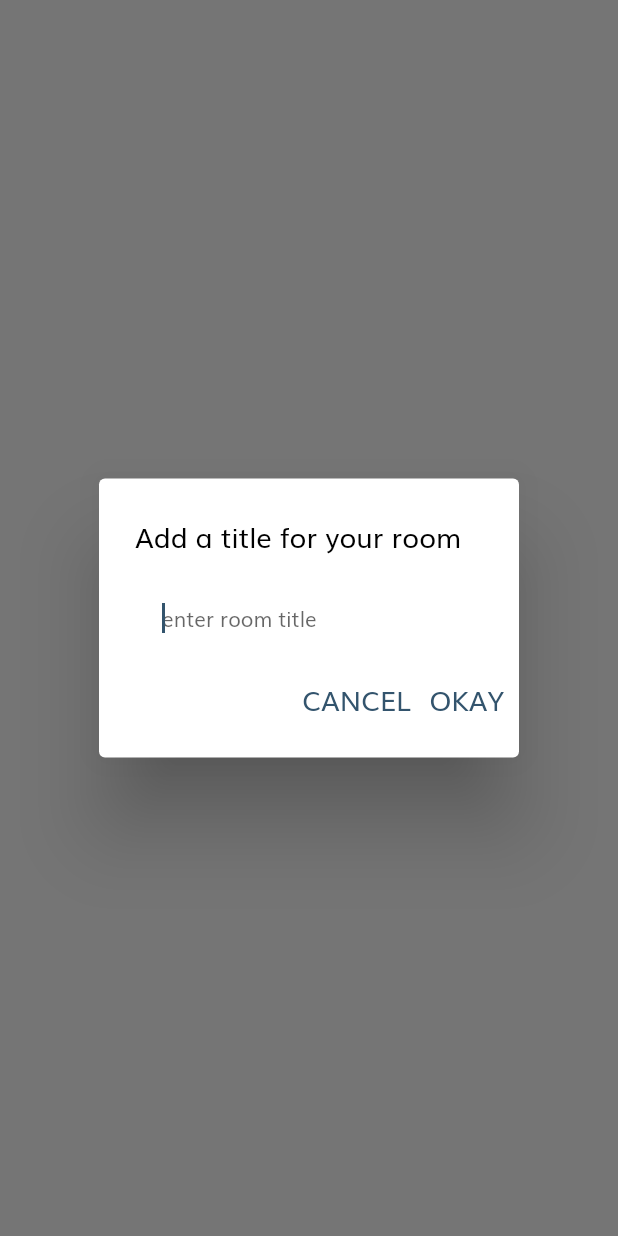
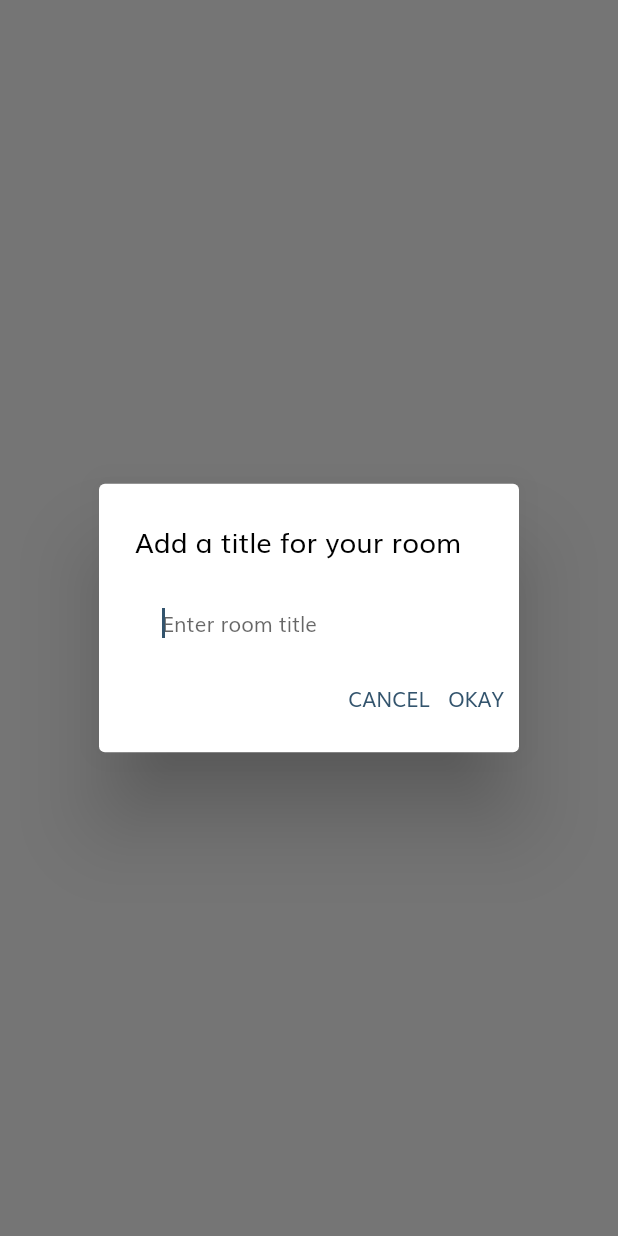
Before and after one commit to freddysundowner/notifications, a Flutter app: what showAddTitleDialog() shows on an empty page, opened directly, on a phone screen of 412 x 824 dp. Run offline on Flutter 3.47's test engine with Material 2 defaults, Android fonts, the phone set to English and light mode, and no system bars; our stand-ins replace cached_network_image, cloud_firestore, connectivity_plus, firebase_auth, firebase_core, firebase_storage and 9 more; missing offline and left inert: agora_rtc_engine, onesignal_flutter; accounts and stored records are empty; network calls fail.

Commit message:
Put colors in snackbnars

```diff
--- a/lib/controllers/user_controller.dart
+++ b/lib/controllers/user_controller.dart
@@ -152,12 +152,13 @@ class UserController extends GetxController {
       Get.snackbar(
         "",
         "You have successfully upgraded your account o premium membership, Enjoy Gisting",
+        backgroundColor: sc_snackBar,
       );
     } catch (e, s) {
       printOut("Error upgrading account $e $s");
       Get.snackbar(
         "",
-        "An error occured while upgrading your account. Try again later",
+        "An error occured while upgrading your account. Try again later", backgroundColor: sc_snackBar,
       );
     }
   }
--- a/lib/screens/auth/login.dart
+++ b/lib/screens/auth/login.dart
@@ -74,12 +74,12 @@ class Login extends StatelessWidget {
 
       printOut(" responseyuu " + response.toString());
       if (response.isEmpty) {
-        Get.snackbar('', "Check your rrrrryyyy connection").show();
+        Get.snackbar('', "Check your rrrrryyyy connection", backgroundColor: sc_snackBar,).show();
       }
     } on SocketException catch (e) {
       printOut(e.message);
 
-      Get.snackbar('', "Check your rrrrr connection").show();
+      Get.snackbar('', "Check your rrrrr connection", backgroundColor: sc_snackBar,).show();
     } catch (e, s) {
       printOut("error accenssing internet $e $s");
     }
--- a/lib/screens/home/create_room.dart
+++ b/lib/screens/home/create_room.dart
@@ -219,7 +219,7 @@ Future<dynamic> showAddTitleDialog(BuildContext context) {
                 disabledBorder: InputBorder.none,
                 enabledBorder: InputBorder.none,
                 focusedBorder: InputBorder.none,
-                hintText: "enter room title",
+                hintText: "Enter room title",
               ),
               style: TextStyle(color: Colors.black, fontSize: 12.sp),
             ),
@@ -236,7 +236,7 @@ Future<dynamic> showAddTitleDialog(BuildContext context) {
                       "Cancel".toUpperCase(),
                       style: TextStyle(
                           color: Theme.of(context).primaryColor,
-                          fontSize: 16.sp),
+                          fontSize: 12.sp),
                     ),
                   ),
                   SizedBox(
@@ -251,7 +251,7 @@ Future<dynamic> showAddTitleDialog(BuildContext context) {
                       "Okay".toUpperCase(),
                       style: TextStyle(
                           color: Theme.of(context).primaryColor,
-                          fontSize: 16.sp),
+                          fontSize: 12.sp),
                     ),
                   ),
                 ],
--- a/lib/screens/home/home_page.dart
+++ b/lib/screens/home/home_page.dart
@@ -14,6 +14,7 @@ import 'package:fluttergistshop/screens/shops/shop_search_results.dart';
 import 'package:fluttergistshop/screens/wallet/wallet_page.dart';
 import 'package:fluttergistshop/services/end_points.dart';
 import 'package:fluttergistshop/utils/functions.dart';
+import 'package:fluttergistshop/utils/styles.dart';
 import 'package:get/get.dart';
 import 'package:ionicons/ionicons.dart';
 
@@ -318,7 +319,7 @@ class HomePage extends StatelessWidget {
                       if (roomModel.id != null) {
                         await _homeController.joinRoom(roomModel.id!);
                       } else {
-                        Get.snackbar('', "Room is no longer available");
+                        Get.snackbar('', "Room is no longer available", backgroundColor: sc_snackBar,);
                       }
                     },
                     child: Padding(
--- a/lib/screens/profile/upgrade_account.dart
+++ b/lib/screens/profile/upgrade_account.dart
@@ -234,6 +234,7 @@ upgradeAccount(BuildContext context) async {
               Get.snackbar(
                 "",
                 "You do not have enough GC to upgrade your account to premium",
+                backgroundColor: sc_snackBar,
               );
             } else {
               Get.back();
--- a/lib/services/client.dart
+++ b/lib/services/client.dart
@@ -2,6 +2,7 @@ import 'dart:convert';
 import 'dart:io';
 
 import 'package:fluttergistshop/utils/functions.dart';
+import 'package:fluttergistshop/utils/utils.dart';
 import 'package:get/get.dart';
 import 'package:http/http.dart' as http;
 import 'package:shared_preferences/shared_preferences.dart';
@@ -59,14 +60,14 @@ class DbBase {
 
       printOut(response.toString());
       if (response.isEmpty) {
-        Get.snackbar('', "Check your internet connection");
+        Get.snackbar('', "Check your internet connection", backgroundColor: sc_snackBar,);
 
         printOut(response.toString());
       }
     } on SocketException catch (e) {
       printOut(" error accessing internet " + e.message);
 
-      Get.snackbar('', "Check your internet connection");
+      Get.snackbar('', "Check your internet connection", backgroundColor: sc_snackBar,);
     } catch (e) {
       printOut(" error accessing internet catch $e");
     }
--- a/lib/utils/styles.dart
+++ b/lib/utils/styles.dart
@@ -30,4 +30,5 @@ final sc_InputHintTextColor = Color(0xFF7D989E);
 final sc_InputBackgroundColor = Color(0xFFEBF7FA);
 final sc_grey = Color(0xFFf4f6ff); // new grey
 final sc_skyblue = Color(0xFF81C9F3);
+final sc_snackBar = Color(0x3BEFA9BF);
 final sc_onlyScreenTextTitle = Color(0xFF455A64);
```
Also changed, not shown: lib/controllers/room_controller.dart (+14 -8 lines), lib/screens/room/room_page.dart (+4 -4 lines).
